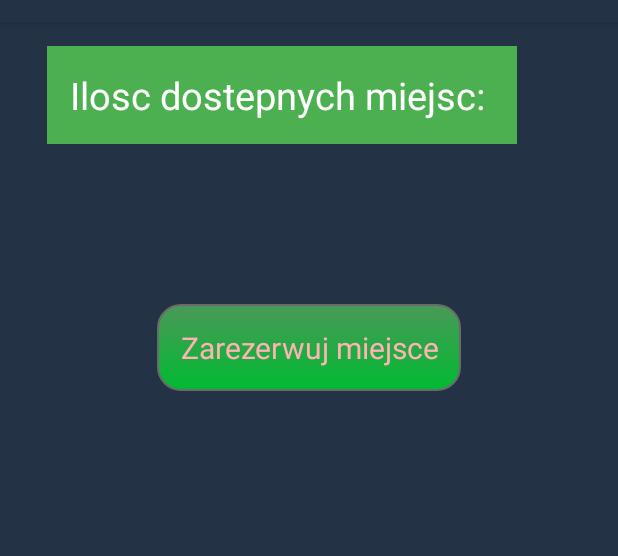
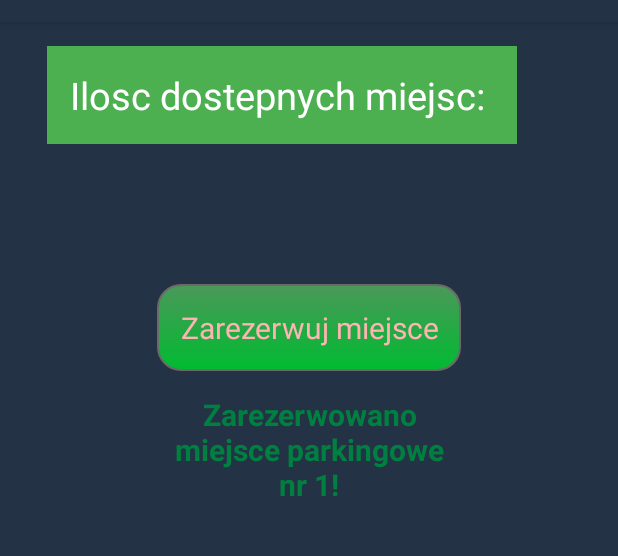
Before and after one commit to Openroads/androidMocarnyPK, an Android app: the Parking screen opened directly, with no data from a screen before it, after a tap on "Zarezerwuj miejsce", on a phone screen of 412 x 824 dp, the part 62-618 px from its top. Run offline under Robolectric (Android 15) with nearby library versions, the phone set to English and light mode, and no system bars.

Commit message:
polaczenie z serverem v2

```diff
--- a/app/src/main/java/daren/systemwewnetrznymocarnypk/Parking.java
+++ b/app/src/main/java/daren/systemwewnetrznymocarnypk/Parking.java
@@ -27,20 +27,23 @@ public class Parking extends AppCompatActivity {
     protected void onCreate(Bundle savedInstanceState) {
         super.onCreate(savedInstanceState);
         setContentView(R.layout.activity_parking);
+      final   TextView text2 = (TextView) findViewById(R.id.text2);
 
-          Button button ;
+        Button button ;
+        new WebServiceHandler()
+                .execute("http//192.168.15.61:8000/api/rest/v1/parkspots/66b5f696-e01c-46f0-a55f-16b393f6ea84/1/take");
 
         button= ((Button) findViewById(R.id.button3));
 
 
        button.setOnClickListener(new View.OnClickListener() {
-                    @Override
-                    public void onClick(View  v){
-                        new WebServiceHandler()
-                                .execute("http//192.168.15.61:8000/api/rest/v1/parkspots/66b5f696-e01c-46f0-a55f-16b393f6ea84/1/take");
-                    }
-                });
+        @Override
+        public void onClick(View view) {
+
+            text2.setText("Zarezerwowano miejsce parkingowe nr 1!");
         }
+    });
+  }
 
     class WebServiceHandler extends AsyncTask<String, Void, String> {
 
@@ -96,11 +99,11 @@ public class Parking extends AppCompatActivity {
                     JSONObject json = new JSONObject(result);
 
                     // pobranie pól obiektu JSON i wyświetlenie ich na ekranie
-                  ((TextView) findViewById(R.id.fortuneText)).setText("status: "
-                          + json.optString("status"));
-                    ((TextView) findViewById(R.id.text2)).setText("data: "
-                            + json.optString("data"));
 
+                    if(!json.optString("Status").equals("OK"))
+                    ((TextView) findViewById(R.id.fortuneText)).setText("Jest dostępne  miejsce nr: 1");
+                    else
+                    ((TextView) findViewById(R.id.fortuneText)).setText("Brak wolnych miejsc");
                 } catch (Exception e) {
                     // obsłuż wyjątek
                     Log.d(MainActivity.class.getSimpleName(), e.toString());
--- a/app/src/main/res/layout/activity_parking.xml
+++ b/app/src/main/res/layout/activity_parking.xml
@@ -29,9 +29,9 @@
         android:layout_width="wrap_content"
         android:layout_height="wrap_content"
         android:gravity="center"
-        android:layout_marginLeft="150dp"
+        android:layout_marginLeft="90dp"
         android:layout_marginRight="90dp"
-        android:textSize="25dp"
+        android:textSize="15dp"
         android:layout_marginTop="20dp"
         android:textStyle="bold"
         android:textColor="#008040"/>
```
Also changed, not shown: 1 other file.
